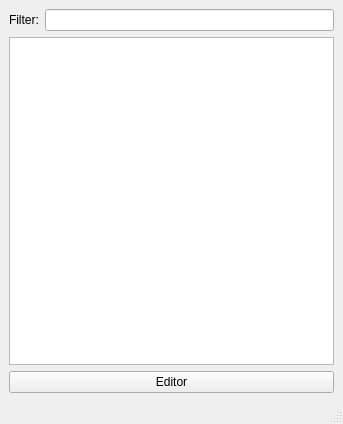
Old version of the form src/ui/ColorChooser.ui in the repository Rowanion/ColorChooser.
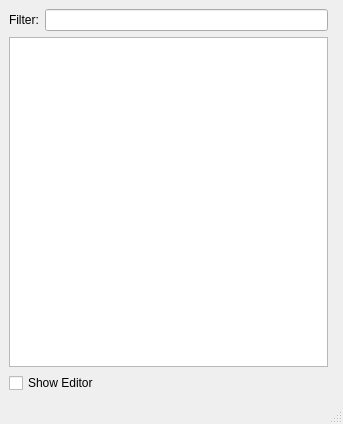
New version of the form. Custom widgets are drawn as their Qt base class.

Commit message: [Modified] moved the editor into the main window, toggleable by checkbox - maybe change to toggleable, fixed DockWidget?

Patch:
```diff
--- a/src/ui/ColorChooser.ui
+++ b/src/ui/ColorChooser.ui
@@ -10,11 +10,19 @@
     <height>424</height>
    </rect>
   </property>
+  <property name="sizePolicy">
+   <sizepolicy hsizetype="Minimum" vsizetype="Preferred">
+    <horstretch>0</horstretch>
+    <verstretch>0</verstretch>
+   </sizepolicy>
+  </property>
   <property name="windowTitle">
    <string>ColorChooser</string>
   </property>
   <widget class="QWidget" name="centralwidget">
-   <layout class="QVBoxLayout" name="verticalLayout">
+   <layout class="QHBoxLayout" name="horizontalLayout_2">
+    <item>
+     <layout class="QVBoxLayout" name="verticalLayout_4">
     <item>
      <layout class="QHBoxLayout" name="horizontalLayout">
       <item>
@@ -31,6 +39,18 @@
     </item>
     <item>
      <widget class="QTableView" name="tableView">
+        <property name="minimumSize">
+         <size>
+          <width>250</width>
+          <height>0</height>
+         </size>
+        </property>
+        <property name="maximumSize">
+         <size>
+          <width>16777215</width>
+          <height>16777215</height>
+         </size>
+        </property>
       <property name="editTriggers">
        <set>QAbstractItemView::NoEditTriggers</set>
       </property>
@@ -64,11 +84,16 @@
      </widget>
     </item>
     <item>
-     <widget class="QPushButton" name="pb_editor">
+       <widget class="QCheckBox" name="cb_showEditor">
       <property name="text">
-       <string>Editor</string>
-      </property>
-     </widget>
+         <string>Show Editor</string>
+        </property>
+       </widget>
+      </item>
+     </layout>
+    </item>
+    <item>
+     <widget class="ColorEditor" name="w_colorEditor" native="true"/>
     </item>
    </layout>
   </widget>
@@ -84,6 +109,14 @@
   </widget>
   <widget class="QStatusBar" name="statusbar"/>
  </widget>
+ <customwidgets>
+  <customwidget>
+   <class>ColorEditor</class>
+   <extends>QWidget</extends>
+   <header>ColorEditor.h</header>
+   <container>1</container>
+  </customwidget>
+ </customwidgets>
  <resources/>
  <connections/>
 </ui>
```
Left out of the diff: 2 changed lines with no effect on the pictures. Lines whose indentation alone changed are shown as unchanged. The commit also changes 4 other files.
